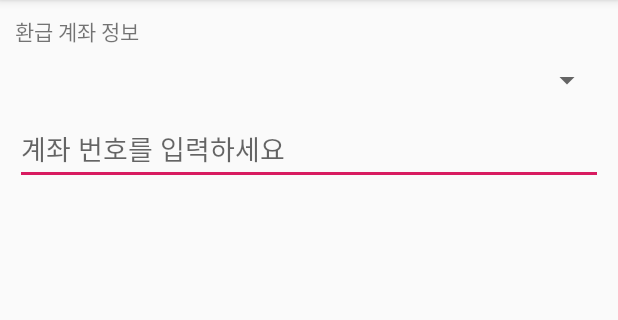
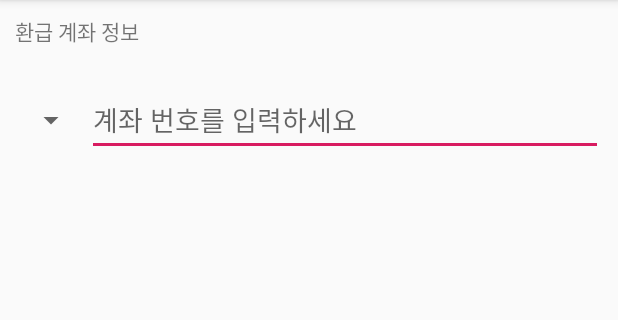
Before and after one commit to min01q31/DeliveryServerPractice-master, an Android app: the EditProfileActivity screen opened directly, with no data from a screen before it, on a phone screen of 412 x 824 dp, the part 84-404 px from its top. Run offline under Robolectric (Android 15) with nearby library versions, the phone set to English and light mode, and no system bars; pictures from the network do not load.

```diff
--- a/app/build.gradle
+++ b/app/build.gradle
@@ -19,6 +19,8 @@ android {
 }
 
 dependencies {
+
+    implementation 'com.google.firebase:firebase-core:16.0.1'
     implementation fileTree(dir: 'libs', include: ['*.jar'])
     implementation 'com.android.support:appcompat-v7:28.0.0'
     implementation 'com.android.support.constraint:constraint-layout:1.1.3'
@@ -30,3 +32,4 @@ dependencies {
     implementation 'com.github.bumptech.glide:glide:4.8.0'
     annotationProcessor 'com.github.bumptech.glide:compiler:4.8.0'
 }
+apply plugin: 'com.google.gms.google-services'
--- a/app/src/main/java/tjeit/kr/deliveryserverpractice/adapters/BankSpinnerAdapter.java
+++ b/app/src/main/java/tjeit/kr/deliveryserverpractice/adapters/BankSpinnerAdapter.java
@@ -53,7 +53,7 @@ public class BankSpinnerAdapter extends ArrayAdapter<Bank> {
     public View getView(int position,  View convertView,  ViewGroup parent) {
         View row = convertView;
         if(row == null){
-            row = inf.inflate(R.layout.bank_spinner_list_item,null);
+            row = inf.inflate(R.layout.bank_spinner_selected_item,null);
         }
 
         ImageView logoImg = row.findViewById(R.id.logoImg);
--- a/app/src/main/res/layout/activity_edit_profile.xml
+++ b/app/src/main/res/layout/activity_edit_profile.xml
@@ -12,13 +12,17 @@
         android:layout_width="wrap_content"
         android:layout_height="wrap_content"
         android:text="환급 계좌 정보"/>
-
+    <LinearLayout
+        android:layout_marginTop="10dp"
+        android:gravity="center_vertical"
+        android:layout_width="match_parent"
+        android:layout_height="wrap_content"
+        android:orientation="horizontal">
         <Spinner
         android:id="@+id/bankSpinner"
         android:layout_marginTop="10dp"
-        android:layout_width="match_parent"
+        android:layout_width="wrap_content"
         android:layout_height="wrap_content"></Spinner>
-
         <EditText
             android:layout_marginTop="10dp"
             android:id="@+id/accountNumberEdt"
@@ -27,5 +31,10 @@
             android:inputType="number"
             android:singleLine="true"
             android:hint="계좌 번호를 입력하세요"/>
+    </LinearLayout>
+
+
+
+
 
 </LinearLayout>
--- a/build.gradle
+++ b/build.gradle
@@ -9,7 +9,7 @@ buildscript {
     }
     dependencies {
         classpath 'com.android.tools.build:gradle:3.2.0'
-
+        classpath 'com.google.gms:google-services:4.0.1'
 
         // NOTE: Do not place your application dependencies here; they belong
         // in the individual module build.gradle files
```
Also changed, not shown: app/src/main/res/layout/bank_spinner_selected_item.xml (added, +22 -0 lines), 1 other file. Lines whose indentation alone changed are shown as unchanged.
